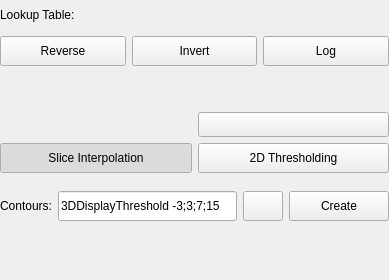
First picture: the form in AstroVolume/Widgets/Resources/UI/qSlicerAstroScalarVolumeDisplayWidget.ui, repository Punzo/SlicerAstro, before the edit.
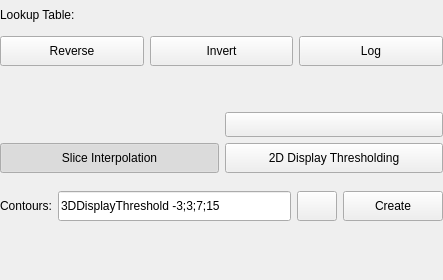
Second picture: the form after the edit. Icons and pictures are not drawn. Custom widgets are drawn as their Qt base class.

Commit message: STYLE: fix typos in AstroVolume GUI

The edit to the form file:
```diff
--- a/AstroVolume/Widgets/Resources/UI/qSlicerAstroScalarVolumeDisplayWidget.ui
+++ b/AstroVolume/Widgets/Resources/UI/qSlicerAstroScalarVolumeDisplayWidget.ui
@@ -6,7 +6,7 @@
    <rect>
     <x>0</x>
     <y>0</y>
-    <width>389</width>
+    <width>443</width>
     <height>280</height>
    </rect>
   </property>
@@ -200,7 +200,7 @@
         <string>Toggle to enable widget for the thresholding of the 2D color function.</string>
        </property>
        <property name="text">
-        <string>2D Thresholding</string>
+        <string>2D Display Thresholding</string>
        </property>
        <property name="icon">
         <iconset resource="../qSlicerAstroVolumeWidgetsModule.qrc">
```
Left out of the diff: 2 changed lines with no effect on the pictures.
